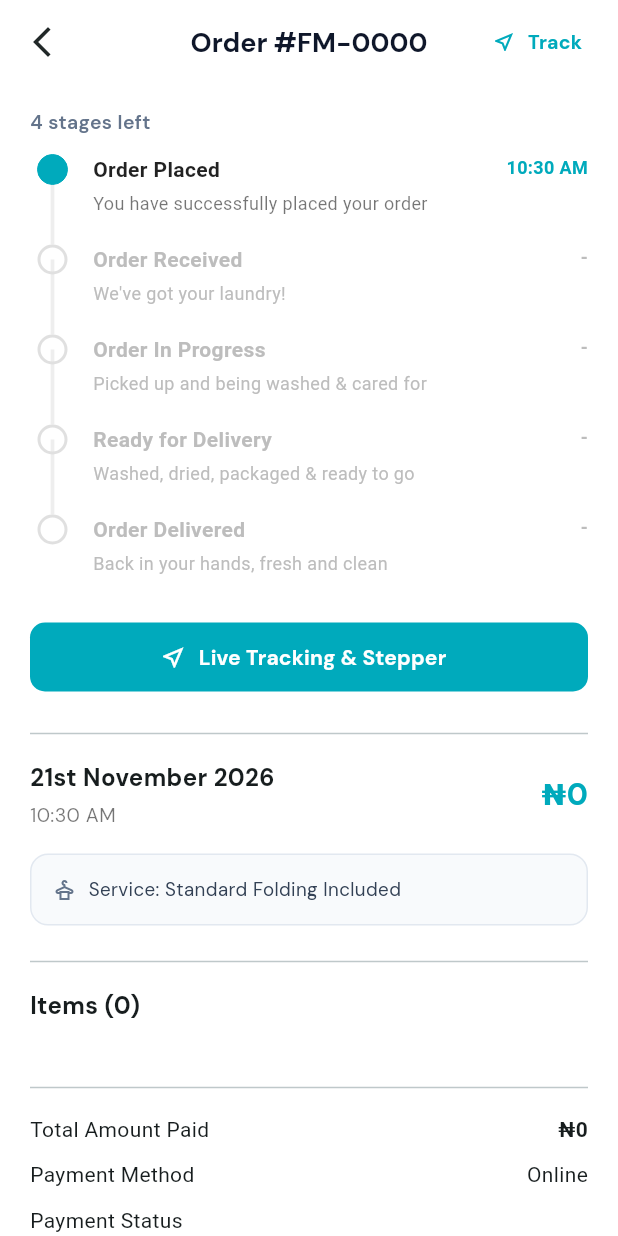
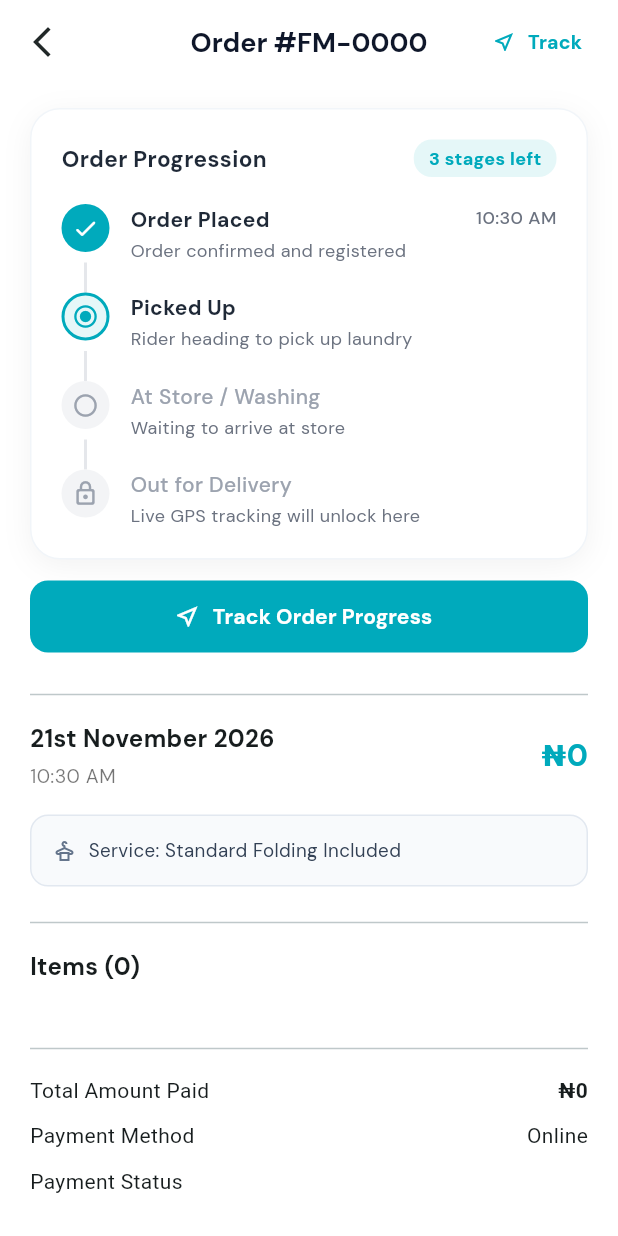
Before and after one commit to javadroid/foam_mobile-main, a Flutter app: the OrderDetailsScreen screen opened directly with empty values, on a phone screen of 412 x 824 dp. Run offline on Flutter 3.47's test engine with Material 3 defaults, Android fonts, the phone set to English and light mode, and no system bars; our stand-ins replace flutter_dotenv, flutter_svg, geolocator, google_fonts, google_maps_flutter, google_places_flutter and 11 more; missing offline and left inert: dialog_alert, flutter_paystack_max, onesignal_flutter, pay, ultimate_bottom_navbar; accounts and stored records are empty; project files that could hold a hidden picture were left out.

Commit message:
feat: add OrderDetailsScreen with order progression and tracking features

```diff
--- a/lib/core/Screens/history/order_details_screen.dart
+++ b/lib/core/Screens/history/order_details_screen.dart
@@ -40,51 +40,49 @@ class OrderDetailsScreen extends StatelessWidget {
   @override
   Widget build(BuildContext context) {
     debugPrint("order is here: ${order.toJson()}");
-    int activeIndex = 0;
     final upperStatus = order.status.toUpperCase();
     final upperVendorStatus = (order.vendorStatus ?? '').toUpperCase();
-    if (upperStatus == 'ACCEPTED' || upperVendorStatus == 'ACCEPTED') {
-      activeIndex = 1;
+
+    // Map order status & vendor status to stage matching 08_pickup_leg_screen
+    String stage;
+    if (upperStatus == 'COMPLETED' ||
+        upperStatus == 'DELIVERED' ||
+        upperVendorStatus == 'COMPLETED' ||
+        upperVendorStatus == 'DELIVERED') {
+      stage = 'DELIVERED';
+    } else if (upperStatus == 'OUT_FOR_DELIVERY' ||
+        upperVendorStatus == 'OUT_FOR_DELIVERY') {
+      stage = 'OUT_FOR_DELIVERY';
     } else if (upperStatus == 'ONGOING' ||
         upperStatus == 'IN_PROGRESS' ||
+        upperStatus == 'READY' ||
         upperVendorStatus == 'RECEIVED_AT_STORE' ||
-        upperVendorStatus == 'WASHING') {
-      activeIndex = 2;
-    } else if (upperStatus == 'READY' ||
-        upperStatus == 'OUT_FOR_DELIVERY' ||
+        upperVendorStatus == 'WASHING' ||
         upperVendorStatus == 'READY' ||
-        upperVendorStatus == 'OUT_FOR_DELIVERY') {
-      activeIndex = 3;
-    } else if (upperStatus == 'COMPLETED' ||
-        upperStatus == 'DELIVERED' ||
-        upperVendorStatus == 'COMPLETED') {
-      activeIndex = 4;
+        upperVendorStatus == 'AT_STORE') {
+      stage = 'AT_STORE';
+    } else if (upperVendorStatus == 'PICKED_UP') {
+      stage = 'PICKED_UP';
+    } else {
+      // PENDING, ACCEPTED, NEW, EN_ROUTE_TO_STORE
+      stage = 'EN_ROUTE_TO_STORE';
     }
 
-    final List<Map<String, String>> stages = [
-      {
-        'title': 'Order Placed',
-        'description': 'You have successfully placed your order',
-      },
-      {
-        'title': 'Order Received',
-        'description': "We've got your laundry!",
-      },
-      {
-        'title': 'Order In Progress',
-        'description': 'Picked up and being washed & cared for',
-      },
-      {
-        'title': 'Ready for Delivery',
-        'description': 'Washed, dried, packaged & ready to go',
-      },
-      {
-        'title': 'Order Delivered',
-        'description': 'Back in your hands, fresh and clean',
-      },
-    ];
+    final storeName = (order.storeName != null && order.storeName!.trim().isNotEmpty)
+        ? order.storeName!
+        : 'Laundry Store';
 
-    int stagesLeft = 4 - activeIndex;
+    int stagesLeft = 0;
+    if (stage == 'EN_ROUTE_TO_STORE') {
+      stagesLeft = 3;
+    } else if (stage == 'PICKED_UP' || stage == 'AT_STORE') {
+      stagesLeft = 2;
+    } else if (stage == 'OUT_FOR_DELIVERY') {
+      stagesLeft = 1;
+    } else if (stage == 'DELIVERED') {
+      stagesLeft = 0;
+    }
+
     String headerText = stagesLeft > 0
         ? '$stagesLeft stage${stagesLeft > 1 ? 's' : ''} left'
         : 'Order completed!';
@@ -206,123 +204,127 @@ class OrderDetailsScreen extends StatelessWidget {
                   ),
                   AppSpaces.verticalSpace20,
                 ] else ...[
-                  // Tracker Title
-                  Padding(
-                    padding: const EdgeInsets.only(bottom: 12.0),
+                  // Progress Stepper Card matching 08_pickup_leg_screen
+                  Container(
+                    padding: const EdgeInsets.all(20),
+                    decoration: BoxDecoration(
+                      color: Colors.white,
+                      borderRadius: BorderRadius.circular(20),
+                      boxShadow: const [
+                        BoxShadow(
+                          color: Color(0x0D000000),
+                          blurRadius: 16,
+                          offset: Offset(0, 4),
+                        ),
+                      ],
+                      border: Border.all(color: const Color(0xFFF1F5F9)),
+                    ),
+                    child: Column(
+                      crossAxisAlignment: CrossAxisAlignment.start,
+                      children: [
+                        Row(
+                          mainAxisAlignment: MainAxisAlignment.spaceBetween,
+                          children: [
+                            Text(
+                              'Order Progression',
+                              style: GoogleFonts.dmSans(
+                                fontSize: 15,
+                                fontWeight: FontWeight.w700,
+                                color: const Color(0xFF1F2937),
+                              ),
+                            ),
+                            Container(
+                              padding: const EdgeInsets.symmetric(
+                                  horizontal: 10, vertical: 4),
+                              decoration: BoxDecoration(
+                                color: stage == 'DELIVERED'
+                                    ? const Color(0xFFECFDF5)
+                                    : const Color(0xFFE5F7F8),
+                                borderRadius: BorderRadius.circular(12),
+                              ),
                               child: Text(
                                 headerText,
                                 style: GoogleFonts.dmSans(
-                        fontSize: 13,
-                        color: const Color(0xFF64748B),
-                        fontWeight: FontWeight.w600,
-                      ),
-                    ),
-                  ),
-                  // Tracker Stages
-                  Column(
-                    children: List.generate(stages.length, (index) {
-                      return Row(
-                        crossAxisAlignment: CrossAxisAlignment.start,
-                        children: [
-                          // Vertical Line & Node Stack
-                          SizedBox(
-                            width: 30,
-                            height: 60,
-                            child: Stack(
-                              alignment: Alignment.topCenter,
-                              children: [
-                                if (index < stages.length - 1)
-                                  Positioned(
-                                    top: 10,
-                                    bottom: 0,
-                                    child: Container(
-                                      width: 2.5,
-                                      color: index < activeIndex
-                                          ? AppColors.primaryAccentColor
-                                          : Colors.grey[200],
-                                    ),
-                                  ),
-                                Positioned(
-                                  top: 0,
-                                  child: Container(
-                                    width: 20,
-                                    height: 20,
-                                    decoration: BoxDecoration(
-                                      color: index <= activeIndex
-                                          ? AppColors.primaryAccentColor
-                                          : Colors.transparent,
-                                      shape: BoxShape.circle,
-                                      border: Border.all(
-                                        color: index <= activeIndex
-                                            ? AppColors.primaryAccentColor
-                                            : Colors.grey[300]!,
-                                        width: index <= activeIndex ? 0 : 2,
-                                      ),
+                                  fontSize: 12,
+                                  fontWeight: FontWeight.w700,
+                                  color: stage == 'DELIVERED'
+                                      ? const Color(0xFF059669)
+                                      : const Color(0xFF00AABC),
                                 ),
                               ),
                             ),
                           ],
                         ),
-                          ),
-                          // Stage Details
-                          Expanded(
-                            child: Padding(
-                              padding: const EdgeInsets.only(left: 12.0),
-                              child: Column(
-                                crossAxisAlignment: CrossAxisAlignment.start,
-                                children: [
-                                  Text(
-                                    stages[index]['title']!,
-                                    style: TextStyle(
-                                      fontSize: 14,
-                                      fontWeight: FontWeight.w600,
-                                      color: index <= activeIndex
-                                          ? Colors.black87
-                                          : Colors.grey[400],
+                        const SizedBox(height: 18),
+                        _buildStepperStep(
+                          title: 'Order Placed',
+                          subtitle: 'Order confirmed and registered',
+                          isDone: true,
+                          isActive: false,
+                          trailing: Text(
+                            DateFormat('h:mm a').format(order.createdAt),
+                            style: GoogleFonts.dmSans(
+                              fontSize: 12,
+                              color: const Color(0xFF6B7280),
+                              fontWeight: FontWeight.w500,
                             ),
                           ),
-                                  const SizedBox(height: 4),
-                                  Text(
-                                    stages[index]['description']!,
-                                    style: TextStyle(
-                                      fontSize: 12,
-                                      color: index <= activeIndex
-                                          ? Colors.black54
-                                          : Colors.grey[400],
                         ),
+                        _buildStepperConnector(
+                            isDone: stage != 'EN_ROUTE_TO_STORE'),
+                        _buildStepperStep(
+                          title: 'Picked Up',
+                          subtitle: stage == 'EN_ROUTE_TO_STORE'
+                              ? 'Rider heading to pick up laundry'
+                              : 'Laundry collected from address',
+                          isDone: stage != 'EN_ROUTE_TO_STORE',
+                          isActive: stage == 'EN_ROUTE_TO_STORE' ||
+                              stage == 'PICKED_UP',
+                        ),
+                        _buildStepperConnector(
+                          isDone: stage == 'AT_STORE' ||
+                              stage == 'OUT_FOR_DELIVERY' ||
+                              stage == 'DELIVERED',
+                        ),
+                        _buildStepperStep(
+                          title: 'At Store / Washing',
+                          subtitle: stage == 'AT_STORE'
+                              ? 'Washing & processing at $storeName'
+                              : (stage == 'OUT_FOR_DELIVERY' ||
+                                      stage == 'DELIVERED'
+                                  ? 'Cleaned and packed'
+                                  : 'Waiting to arrive at store'),
+                          isDone: stage == 'OUT_FOR_DELIVERY' ||
+                              stage == 'DELIVERED',
+                          isActive: stage == 'AT_STORE',
+                        ),
+                        _buildStepperConnector(isDone: stage == 'DELIVERED'),
+                        _buildStepperStep(
+                          title: 'Out for Delivery',
+                          subtitle: stage == 'OUT_FOR_DELIVERY'
+                              ? 'Rider dispatched with clean clothes'
+                              : (stage == 'DELIVERED'
+                                  ? 'Delivered to your address'
+                                  : 'Live GPS tracking will unlock here'),
+                          isDone: stage == 'DELIVERED',
+                          isActive: stage == 'OUT_FOR_DELIVERY',
+                          isGatedLock: stage != 'OUT_FOR_DELIVERY' &&
+                              stage != 'DELIVERED',
                         ),
                       ],
                     ),
                   ),
-                          ),
-                          // Timestamp
-                          Text(
-                            index == 0
-                                ? DateFormat('h:mm a').format(order.createdAt)
-                                : (index <= activeIndex ? '✓' : '-'),
-                            style: TextStyle(
-                              fontSize: 12,
-                              fontWeight: FontWeight.w600,
-                              color: index <= activeIndex
-                                  ? AppColors.primaryAccentColor
-                                  : Colors.grey[400],
-                            ),
-                          ),
-                        ],
-                      );
-                    }),
-                  ),
-                  const SizedBox(height: 12),
+                  const SizedBox(height: 14),
                   // Live Tracking Action Button
                   SizedBox(
                     width: double.infinity,
-                    height: 46,
+                    height: 48,
                     child: ElevatedButton.icon(
                       style: ElevatedButton.styleFrom(
                         backgroundColor: AppColors.primaryAccentColor,
                         elevation: 0,
                         shape: RoundedRectangleBorder(
-                          borderRadius: BorderRadius.circular(10),
+                          borderRadius: BorderRadius.circular(12),
                         ),
                       ),
                       onPressed: () {
@@ -333,9 +335,14 @@ class OrderDetailsScreen extends StatelessWidget {
                           ),
                         );
                       },
-                      icon: const Icon(Icons.near_me_outlined, color: Colors.white, size: 18),
+                      icon: const Icon(Icons.near_me_outlined,
+                          color: Colors.white, size: 18),
                       label: Text(
-                        'Live Tracking & Stepper',
+                        stage == 'DELIVERED'
+                            ? 'View Delivery Summary'
+                            : (stage == 'OUT_FOR_DELIVERY'
+                                ? 'Track Live Delivery'
+                                : 'Track Order Progress'),
                         style: GoogleFonts.dmSans(
                           fontSize: 14,
                           fontWeight: FontWeight.w700,
@@ -630,4 +637,94 @@ class OrderDetailsScreen extends StatelessWidget {
     ),
   );
   }
+
+  Widget _buildStepperStep({
+    required String title,
+    required String subtitle,
+    required bool isDone,
+    required bool isActive,
+    bool isGatedLock = false,
+    Widget? trailing,
+  }) {
+    Color iconBg;
+    Color iconColor;
+    IconData icon;
+
+    if (isDone) {
+      iconBg = const Color(0xFF00AABC);
+      iconColor = Colors.white;
+      icon = Icons.check_rounded;
+    } else if (isActive) {
+      iconBg = const Color(0xFFE5F7F8);
+      iconColor = const Color(0xFF00AABC);
+      icon = Icons.radio_button_checked_rounded;
+    } else if (isGatedLock) {
+      iconBg = const Color(0xFFF3F4F6);
+      iconColor = const Color(0xFF9CA3AF);
+      icon = Icons.lock_outline_rounded;
+    } else {
+      iconBg = const Color(0xFFF3F4F6);
+      iconColor = const Color(0xFF9CA3AF);
+      icon = Icons.radio_button_unchecked_rounded;
     }
+
+    return Row(
+      crossAxisAlignment: CrossAxisAlignment.start,
+      children: [
+        Container(
+          width: 32,
+          height: 32,
+          decoration: BoxDecoration(
+            color: iconBg,
+            shape: BoxShape.circle,
+            border: isActive
+                ? Border.all(color: const Color(0xFF00AABC), width: 2)
+                : null,
+          ),
+          child: Center(
+            child: Icon(icon, color: iconColor, size: 18),
+          ),
+        ),
+        const SizedBox(width: 14),
+        Expanded(
+          child: Column(
+            crossAxisAlignment: CrossAxisAlignment.start,
+            children: [
+              Text(
+                title,
+                style: GoogleFonts.dmSans(
+                  fontSize: 14,
+                  fontWeight:
+                      (isDone || isActive) ? FontWeight.w700 : FontWeight.w500,
+                  color: (isDone || isActive)
+                      ? const Color(0xFF1F2937)
+                      : const Color(0xFF9CA3AF),
+                ),
+              ),
+              const SizedBox(height: 2),
+              Text(
+                subtitle,
+                style: GoogleFonts.dmSans(
+                  fontSize: 12,
+                  color: const Color(0xFF6B7280),
+                ),
+              ),
+            ],
+          ),
+        ),
+        if (trailing != null) trailing,
+      ],
+    );
+  }
+
+  Widget _buildStepperConnector({required bool isDone}) {
+    return Padding(
+      padding: const EdgeInsets.only(left: 15),
+      child: Container(
+        width: 2,
+        height: 20,
+        color: isDone ? const Color(0xFF00AABC) : const Color(0xFFE5E7EB),
+      ),
+    );
+  }
+}
```
Also changed, not shown: 4 other files. Lines whose indentation alone changed are shown as unchanged.
